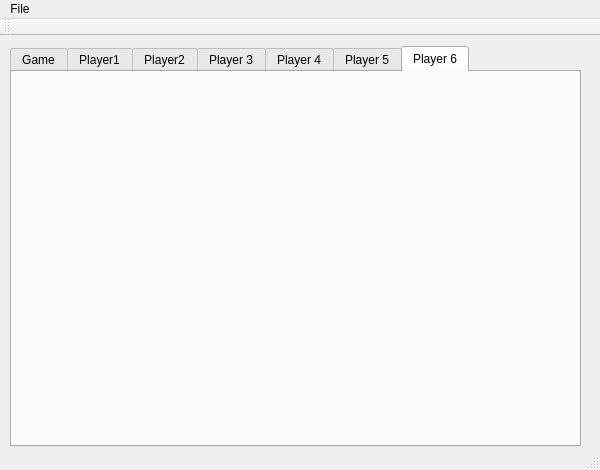
Old version of the form soccerBotSoftware/mainwindow.ui in the repository sunnythecode/yunServerSoftware.
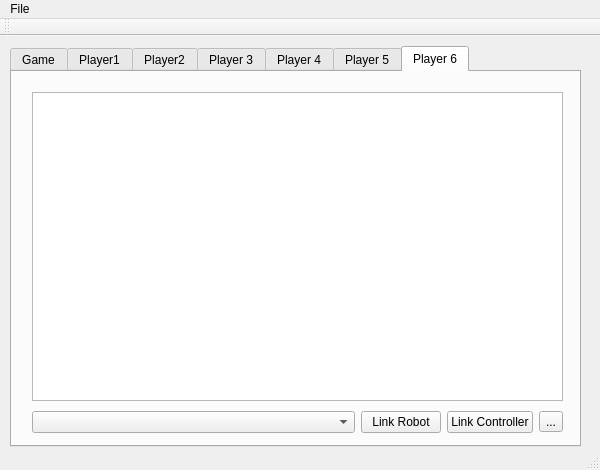
New version of the form. The open tabs and pages were chosen to show the change.

Commit message: adjusted ui and name stuff properly

```diff
--- a/soccerBotSoftware/mainwindow.ui
+++ b/soccerBotSoftware/mainwindow.ui
@@ -770,6 +770,74 @@
      <attribute name="title">
       <string>Player 6</string>
      </attribute>
+     <widget class="QWidget" name="layoutWidget_16">
+      <property name="geometry">
+       <rect>
+        <x>10</x>
+        <y>10</y>
+        <width>551</width>
+        <height>361</height>
+       </rect>
+      </property>
+      <layout class="QVBoxLayout" name="verticalLayout_9">
+       <property name="spacing">
+        <number>10</number>
+       </property>
+       <property name="sizeConstraint">
+        <enum>QLayout::SetDefaultConstraint</enum>
+       </property>
+       <property name="leftMargin">
+        <number>10</number>
+       </property>
+       <property name="topMargin">
+        <number>10</number>
+       </property>
+       <property name="rightMargin">
+        <number>10</number>
+       </property>
+       <property name="bottomMargin">
+        <number>10</number>
+       </property>
+       <item>
+        <widget class="QTextBrowser" name="textBrowser_9"/>
+       </item>
+       <item>
+        <layout class="QHBoxLayout" name="horizontalLayout_15">
+         <item>
+          <widget class="QComboBox" name="comboBox_9">
+           <property name="sizePolicy">
+            <sizepolicy hsizetype="Preferred" vsizetype="Fixed">
+             <horstretch>180</horstretch>
+             <verstretch>0</verstretch>
+            </sizepolicy>
+           </property>
+          </widget>
+         </item>
+         <item>
+          <widget class="QPushButton" name="pushButton_17">
+           <property name="text">
+            <string>Link Robot</string>
+           </property>
+          </widget>
+         </item>
+         <item>
+          <widget class="QPushButton" name="pushButton_18">
+           <property name="text">
+            <string>Link Controller</string>
+           </property>
+          </widget>
+         </item>
+         <item>
+          <widget class="QToolButton" name="toolButton_9">
+           <property name="text">
+            <string>...</string>
+           </property>
+          </widget>
+         </item>
+        </layout>
+       </item>
+      </layout>
+     </widget>
     </widget>
    </widget>
   </widget>
```
Left out of the diff: 279 changed lines with no effect on the pictures. The commit also changes 5 other files.
